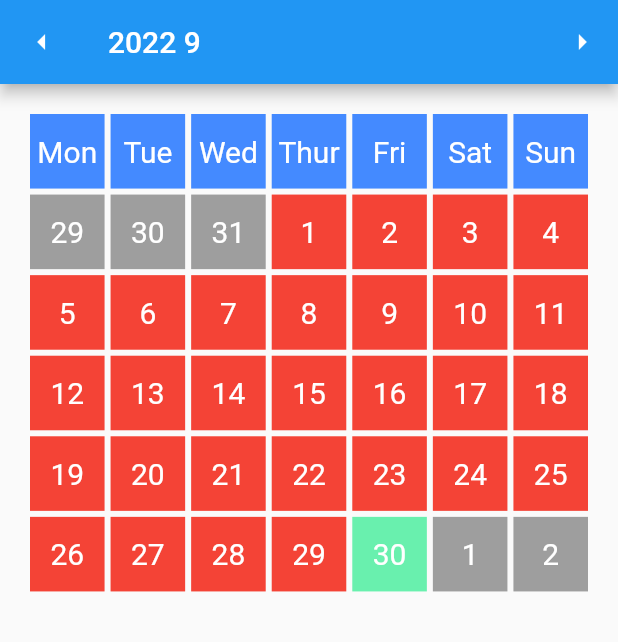
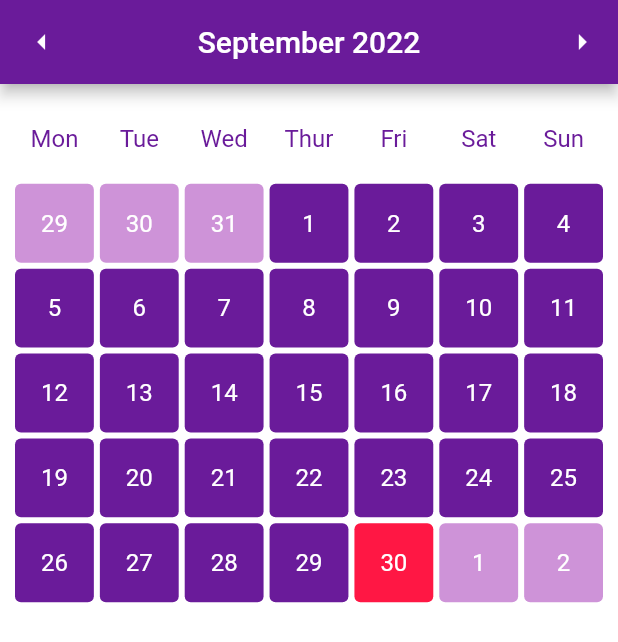
Before and after one commit to achervona/flutter_task_manager, a Flutter app: the screen it shows after launch, on a phone screen of 412 x 824 dp. Shown: the top 642 px of the screen. Run offline on Flutter 3.47's test engine with Material 2 defaults, Android fonts, the phone set to English and light mode, and no system bars; our stand-ins replace bloc, equatable, flutter_bloc, rxdart, shared_preferences.

```diff
--- a/lib/api/models/task.dart
+++ b/lib/api/models/task.dart
@@ -18,17 +18,17 @@ class Task extends Equatable {
   final DateTime dateTime;
   final String description;
 
-  Task copyWith({
-    String? id,
-    DateTime? dateTime,
-    String? description,
-  }) {
-    return Task(
-      id: id ?? this.id,
-      dateTime: dateTime ?? this.dateTime,
-      description: description ?? this.description,
-    );
-  }
+  // Task copyWith({
+  //   String? id,
+  //   DateTime? dateTime,
+  //   String? description,
+  // }) {
+  //   return Task(
+  //     id: id ?? this.id,
+  //     dateTime: dateTime ?? this.dateTime,
+  //     description: description ?? this.description,
+  //   );
+  // }
 
   static Task fromJson(Map<String, dynamic> json) => _$TaskFromJson(json);
 
--- a/lib/app.dart
+++ b/lib/app.dart
@@ -17,18 +17,26 @@ class TaskManagerApp extends StatelessWidget  {
     return RepositoryProvider.value(
       value: tasksRepository,
       child: MaterialApp(
-          title: 'Task Manager',
-          // theme: ThemeData(
-          //   primaryColor: const Color.fromRGBO(109, 234, 255, 1),
-          //   colorScheme: const ColorScheme.light(
-          //     secondary: Color.fromRGBO(72, 74, 126, 1),
-          //   ),
-          // ),
-          home: BlocProvider(
-            create: (BuildContext context) => CalendarCubit(tasksRepository: tasksRepository),
-            child: CalendarScreen()
+        title: 'Task Manager',
+        theme: ThemeData(
+          primaryColor: Colors.purple.shade800,
+          colorScheme: ColorScheme.light(
+            primary: Colors.purple.shade800,
+            secondary: Colors.purple.shade400
+          ),
+          scaffoldBackgroundColor: Colors.white,
+          elevatedButtonTheme: ElevatedButtonThemeData(
+            style: ButtonStyle(
+              textStyle: MaterialStateProperty.resolveWith<TextStyle?>((_) => TextStyle(fontSize: 16.0)),
+              padding: MaterialStateProperty.resolveWith<EdgeInsetsGeometry?>((_) => EdgeInsets.all(16.0))
+            ),
           )
+        ),
+        home: BlocProvider(
+          create: (BuildContext context) => CalendarCubit(tasksRepository: tasksRepository),
+          child: const CalendarScreen()
         )
+      )
     );
   }
 }
--- a/lib/repositories/tasks_repository.dart
+++ b/lib/repositories/tasks_repository.dart
@@ -8,10 +8,7 @@ class TasksRepository {
 
   final TasksApi _tasksApi;
 
-  //Stream<List<Task>> getTasks() => _tasksApi.getTasks('dfgdf');
-  Map getTaskCountsForMonth(int year, int month) => _tasksApi.getTaskCountsForMonth(year, month);
-
-  List<Task> getTasks(DateTime date) => _tasksApi.getTasks(date);
+  List<Task> getTasks(DateTime startDate, DateTime? endDate) => _tasksApi.getTasks(startDate, endDate);
 
   Future<void> addTask(Task task) => _tasksApi.addTask(task);
 
--- a/lib/screens/calendar/calendar_cubit.dart
+++ b/lib/screens/calendar/calendar_cubit.dart
@@ -1,6 +1,8 @@
 import 'package:bloc/bloc.dart';
 import 'package:equatable/equatable.dart';
 import 'package:flutter_test_app/repositories/tasks_repository.dart';
+
+import 'calendar_state.dart';
 
 class CalendarCubit extends Cubit<CalendarState> {
   static final DateTime _initialDate = DateTime.now();
@@ -26,8 +28,6 @@ class CalendarCubit extends Cubit<CalendarState> {
           month: 1
         )
     );
-
-    //getTaskCountsForMonth(2022, 9);
   }
 
   void prevMonth() {
@@ -43,19 +43,4 @@ class CalendarCubit extends Cubit<CalendarState> {
         )
     );
   }
-
-  Map getTaskCountsForMonth(int year, int month) => _tasksRepository.getTaskCountsForMonth(year, month);
 }
-
-class CalendarState extends Equatable {
-  const CalendarState({
-    required this.year,
-    required this.month
-  });
-
-  final int year;
-  final int month;
-
-  @override
-  List<Object?> get props => [year, month];
-}
--- a/lib/screens/calendar/calendar_screen.dart
+++ b/lib/screens/calendar/calendar_screen.dart
@@ -4,6 +4,7 @@ import 'package:flutter_test_app/repositories/tasks_repository.dart';
 import 'package:flutter_test_app/screens/day/day_cubit.dart';
 import 'package:flutter_test_app/screens/day/day_screen.dart';
 import 'calendar_cubit.dart';
+import 'calendar_state.dart';
 import 'widgets/calendar_cell.dart';
 
 class CalendarScreen extends StatefulWidget {
@@ -30,7 +31,8 @@ class _CalendarScreenState extends State<CalendarScreen> {
       builder: (BuildContext context, CalendarState state) {
         return Scaffold(
           appBar: AppBar(
-            title: Text(state.year.toString() + ' ' + state.month.toString()),
+            centerTitle: true,
+            title: Text(_getMonthName(state.month) + ' ' + state.year.toString()),
             leading: IconButton(
               icon: const Icon(
                 Icons.arrow_left,
@@ -50,18 +52,20 @@ class _CalendarScreenState extends State<CalendarScreen> {
           ),
           body: GridView.count(
             primary: false,
-            padding: const EdgeInsets.all(20),
-            crossAxisSpacing: 4,
-            mainAxisSpacing: 4,
+            padding: const EdgeInsets.all(10.0),
+            crossAxisSpacing: 4.0,
+            mainAxisSpacing: 4.0,
             crossAxisCount: 7,
             children: [
               ...days.map((day) {
                   return CalendarCell(
                     text: day,
-                    color: Colors.blueAccent,
+                    textColor: Colors.purple.shade800,
+                    color: Colors.white,
+                    //border: true,
                   );
               }).toList(),
-              ...getDayCells(state.year, state.month, context)
+              ..._getDayCells(state.year, state.month, context)
             ]
           )
          );
@@ -69,7 +73,7 @@ class _CalendarScreenState extends State<CalendarScreen> {
     );
   }
 
-  List getDayCells (int year, int month, context) {
+  List _getDayCells (int year, int month, context) {
     final int firstWeekdayOfMonth = DateTime(year, month, 1).weekday;
     final DateTime lastDateOfMonth = DateTime(year, month + 1, 0);
     final DateTime nowDate = DateTime.now();
@@ -82,7 +86,7 @@ class _CalendarScreenState extends State<CalendarScreen> {
         cells.add(
           CalendarCell(
             text: (lastDayOfPrevMonth - i + 1).toString(),
-            color: Colors.grey
+            color: Colors.purple.shade200,
           ));
       }
     }
@@ -91,8 +95,8 @@ class _CalendarScreenState extends State<CalendarScreen> {
       cells.add(
         CalendarCell(
           text: i.toString(),
-          color: i == nowDate.day && month == nowDate.month && year == nowDate.year ? Colors.greenAccent : Colors.red,
-          onTap: () => navigateToDayScreen(DateTime(year, month, i), context)
+          color: i == nowDate.day && month == nowDate.month && year == nowDate.year ? Colors.redAccent.shade400 : Colors.purple.shade800,
+          onTap: () => _navigateToDayScreen(DateTime(year, month, i), context)
         ));
     }
 
@@ -103,7 +107,7 @@ class _CalendarScreenState extends State<CalendarScreen> {
         cells.add(
           CalendarCell(
             text: i.toString(),
-            color: Colors.grey,
+            color: Colors.purple.shade200,
           ));
       }
     }
@@ -111,7 +115,7 @@ class _CalendarScreenState extends State<CalendarScreen> {
     return cells;
   }
 
-  void navigateToDayScreen(DateTime date, BuildContext context) {
+  void _navigateToDayScreen(DateTime date, BuildContext context) {
     Navigator.push(
       context,
       MaterialPageRoute(builder: (context) {
@@ -123,8 +127,13 @@ class _CalendarScreenState extends State<CalendarScreen> {
     );
   }
 
-  @override
-  void dispose() {
-    super.dispose();
+  String _getMonthName(int month) {
+    final List<String> months = ['January', 'February', 'March', 'April', 'May', 'June', 'July', 'August', 'September', 'October', 'November', 'December'];
+    return months[month - 1];
   }
+
+  // @override
+  // void dispose() {
+  //   super.dispose();
+  // }
 }
--- /dev/null
+++ b/lib/screens/calendar/calendar_state.dart
@@ -0,0 +1,14 @@
+import 'package:equatable/equatable.dart';
+
+class CalendarState extends Equatable {
+  const CalendarState({
+    required this.year,
+    required this.month
+  });
+
+  final int year;
+  final int month;
+
+  @override
+  List<Object?> get props => [year, month];
+}
--- a/lib/screens/calendar/widgets/calendar_cell.dart
+++ b/lib/screens/calendar/widgets/calendar_cell.dart
@@ -3,29 +3,38 @@ import 'package:flutter/material.dart';
 class CalendarCell extends StatelessWidget  {
   final String text;
   final Color? color;
+  final Color? textColor;
+  final bool border;
   final void Function()? onTap;
 
   const CalendarCell({
     Key? key,
     required this.text,
     this.color,
+    this.textColor,
+    this.border = false,
     this.onTap
   }) : super(key: key);
 
   @override
   Widget build(BuildContext context) {
-    return GestureDetector(
+    return InkWell(
       onTap: onTap,
+      splashColor: Colors.purple.shade200,
       child: Container(
-          height: 32,
-          width: 32,
-          color: color ?? Colors.blue,
+          padding: const EdgeInsets.all(4.0),
+          //color: color ?? Colors.purple.shade800,
+          decoration: BoxDecoration(
+            color: color ?? Colors.purple.shade800,
+            border: border ? Border.all(color: Colors.purple.shade800, width: 2.0) : null,
+            borderRadius: const BorderRadius.all(Radius.circular(4.0))
+          ),
           child: Center(
             child: Text(
               text,
-              style: const TextStyle(
-                color: Colors.white,
-                fontSize: 20,
+              style: TextStyle(
+                color: textColor ?? Colors.white,
+                fontSize: 16,
               ),
             ),
           )
--- a/lib/screens/day/widgets/day_task_list.dart
+++ b/lib/screens/day/widgets/day_task_list.dart
@@ -24,7 +24,7 @@ class DayTaskList extends StatelessWidget  {
       itemBuilder: (BuildContext context, int index) {
         return Dismissible(
           background: Container(
-            color: Colors.red,
+            color: Colors.redAccent.shade400,
           ),
           key: ValueKey<String>(tasks[index].id),
           onDismissed: onTaskDismiss != null ? (_) => onTaskDismiss!(tasks[index].id) : null,
```
Also changed, not shown: lib/api/tasks_api.dart (+11 -20 lines), lib/screens/day/day_cubit.dart (+24 -12 lines), lib/screens/day/day_screen.dart (+24 -24 lines), lib/screens/day/widgets/day_task_form/day_task_form.dart (+47 -7 lines).
